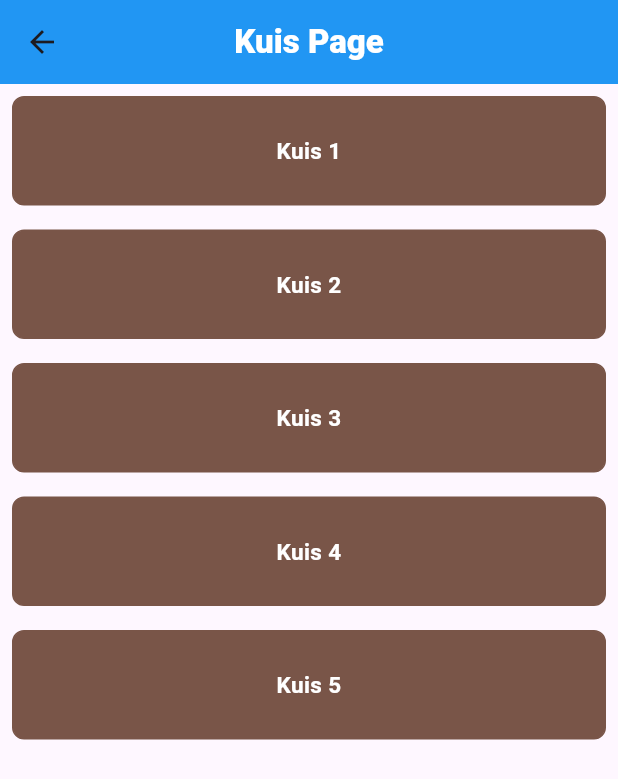
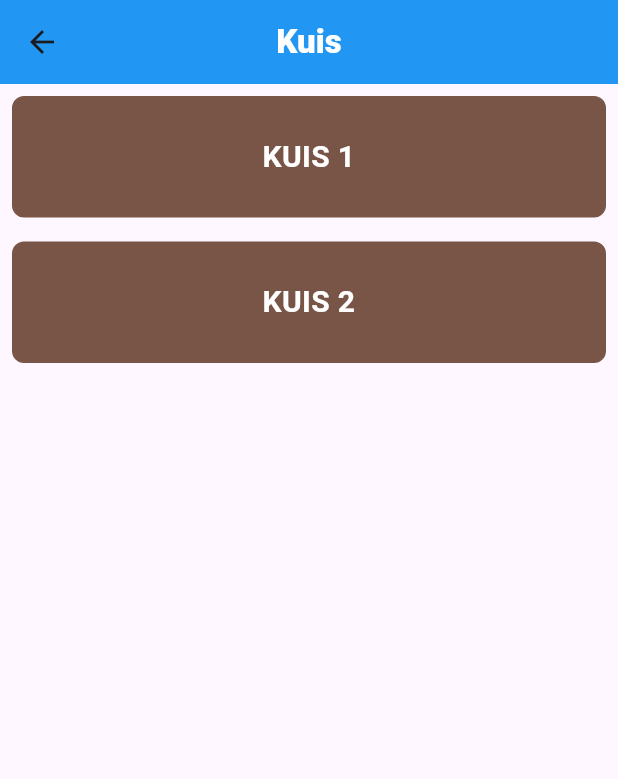
Before and after one commit to dianafebrinalt/penyuluhan_narkoba_app, a Flutter app: the KuisPage screen opened directly, on a phone screen of 412 x 824 dp. Shown: the top 779 px of the screen. Run offline on Flutter 3.47's test engine with Material 3 defaults, Android fonts, the phone set to English and light mode, and no system bars; Roboto replaces fonts that are missing (Avenir, SF-Pro-Rounded).

Commit message:
- adding 'kuis' feature to the app

```diff
--- a/lib/kuis/kuis_page.dart
+++ b/lib/kuis/kuis_page.dart
@@ -1,5 +1,7 @@
 import 'package:flutter/material.dart';
 import 'package:flutter_staggered_grid_view/flutter_staggered_grid_view.dart';
+import 'package:penyuluhan_narkoba_app/kuis/detail_kuis1_page.dart';
+import 'package:penyuluhan_narkoba_app/model/kuis_data.dart';
 
 class KuisPage extends StatefulWidget {
   const KuisPage({Key? key}) : super(key: key);
@@ -11,12 +13,16 @@ class KuisPage extends StatefulWidget {
 class _KuisPageState extends State<KuisPage> {
   @override
   Widget build(BuildContext context) {
-    return LayoutBuilder(builder: (BuildContext context, BoxConstraints constraints) {
+    return LayoutBuilder(
+        builder: (BuildContext context, BoxConstraints constraints) {
       return Scaffold(
           appBar: AppBar(
               title: const Text(
-                "Kuis Page",
-                style: TextStyle(fontFamily: 'Avenir', fontWeight: FontWeight.w800, color: Colors.white),
+                "Kuis",
+                style: TextStyle(
+                    fontFamily: 'Avenir',
+                    fontWeight: FontWeight.w800,
+                    color: Colors.white),
               ),
               centerTitle: true,
               backgroundColor: Colors.blue),
@@ -25,13 +31,17 @@ class _KuisPageState extends State<KuisPage> {
             child: Expanded(
                 child: StaggeredGridView.countBuilder(
               crossAxisCount: 1,
-              itemCount: 5,
+              itemCount: kuisDataList.length,
               crossAxisSpacing: 16,
               mainAxisSpacing: 16,
               itemBuilder: (context, index) {
                 return GestureDetector(
                   onTap: () {
-                    // Navigator.of(context).push(MaterialPageRoute(builder: (context) => BerandaPage()));
+                    Navigator.of(context).push(MaterialPageRoute(
+                        builder: (context) => DetailKuis1Page(
+                              materi: kuisDataList[index].materi,
+                              questionList: kuisDataList[index].questionList,
+                            )));
                   },
                   child: Container(
                     width: MediaQuery.of(context).size.width,
@@ -42,10 +52,13 @@ class _KuisPageState extends State<KuisPage> {
                       borderRadius: BorderRadius.circular(8),
                     ),
                     child: Text(
-                      "Kuis ${index + 1}",
+                      "KUIS ${index + 1}",
                       textAlign: TextAlign.center,
                       style: const TextStyle(
-                          fontFamily: 'SF-Pro-Rounded', color: Colors.white, fontSize: 15, fontWeight: FontWeight.w700),
+                          fontFamily: 'SF-Pro-Rounded',
+                          color: Colors.white,
+                          fontSize: 20,
+                          fontWeight: FontWeight.bold),
                     ),
                   ),
                 );
--- /dev/null
+++ b/lib/model/kuis_data.dart
@@ -0,0 +1,85 @@
+class KuisData {
+  String materi;
+  List<Question> questionList;
+
+  KuisData({
+    required this.materi,
+    required this.questionList,
+  });
+}
+
+class Question {
+  String questionTitle;
+  List<String> answer;
+
+  Question({
+    required this.questionTitle,
+    required this.answer,
+  });
+}
+
+var kuisDataList = [
+  KuisData(materi: 'kuis 1', questionList: [
+    Question(
+        questionTitle:
+            '1. Singkatan dari narkotika, psikotropika, dan obat-obatan terlarang adalah....',
+        answer: [
+          'a. Narkotika',
+          'b. Nappza',
+          'c. NPOB',
+          'd. Narkoba',
+          'e. Zat Adikti'
+        ]),
+    Question(
+        questionTitle: '2. Narkotika merupakan zat yang berasal dari.....',
+        answer: [
+          'a. Farmasi',
+          'b. BPOM',
+          'c. Tanaman dan Non Tanaman',
+          'd. Alami dan Non Alami',
+          'e. Toko Obat',
+        ]),
+    Question(
+      questionTitle: '3. Efek yang diberikan jika menggunakan Narkotika.....',
+      answer: [
+        'a. Nyeri Kepala',
+        'b. Candu, Menurunnya rasa nyeri dan hilang kesadaran',
+        'c. Suka melakukan hal-hal tidak wajar',
+        'd. Luka menjadi sembuh',
+        'e. Masa depan menjadi tidak terarah'
+      ],
+    )
+  ]),
+  KuisData(materi: 'kuis 2', questionList: [
+    Question(
+        questionTitle:
+            '1. Dibawah ini yang merupakan jenis dari Narkoba ialah....',
+        answer: [
+          'a. Narkotika, Psikotropika, dan Zat Adiktif',
+          'b. Ganja dan Obat-obat terlarang',
+          'c. Sintetis dan Semi Sintetis',
+          'd. Legal dan Illegal',
+          'e. Semua Benar'
+        ]),
+    Question(
+      questionTitle: '2. Contoh dari Zat Adiktif ialah.....',
+      answer: [
+        'a. Kokain dan Heroin',
+        'b. Opium dan Ganja',
+        'c. LSD dan Ekstasi',
+        'd. MDMA dan STP',
+        'e. Alkohol dan Benzodiazepin'
+      ],
+    ),
+    Question(
+      questionTitle: '3. Morfin dan Ganja termasuk kedalam contoh dari.....',
+      answer: [
+        'a. Zat Adiktif',
+        'b. Narkotika',
+        'c. Obat terlarang',
+        'd. Sintetis',
+        'e. Psikotropika'
+      ],
+    ),
+  ])
+];
```
Also changed, not shown: lib/kuis/detail_kuis1_page.dart (added, +96 -0 lines).
